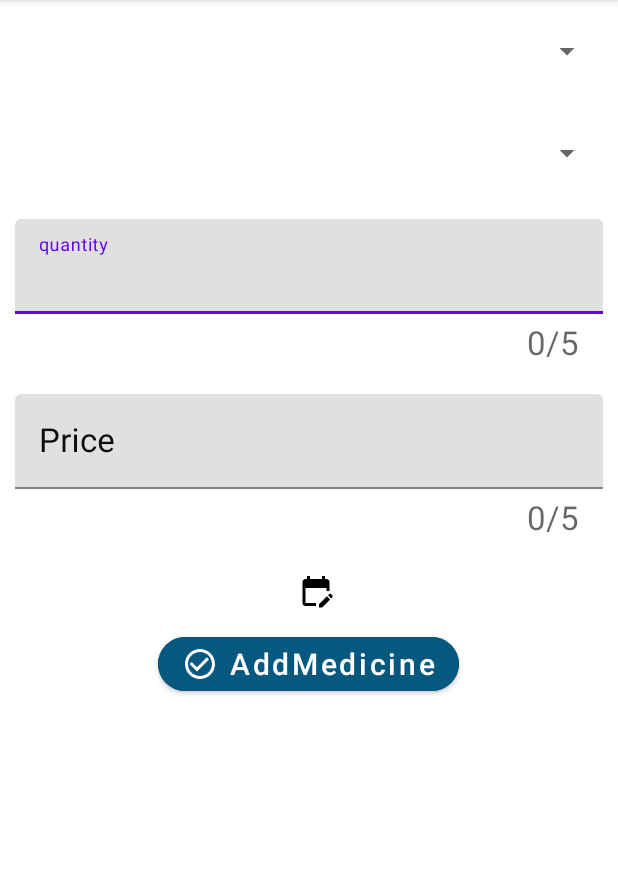
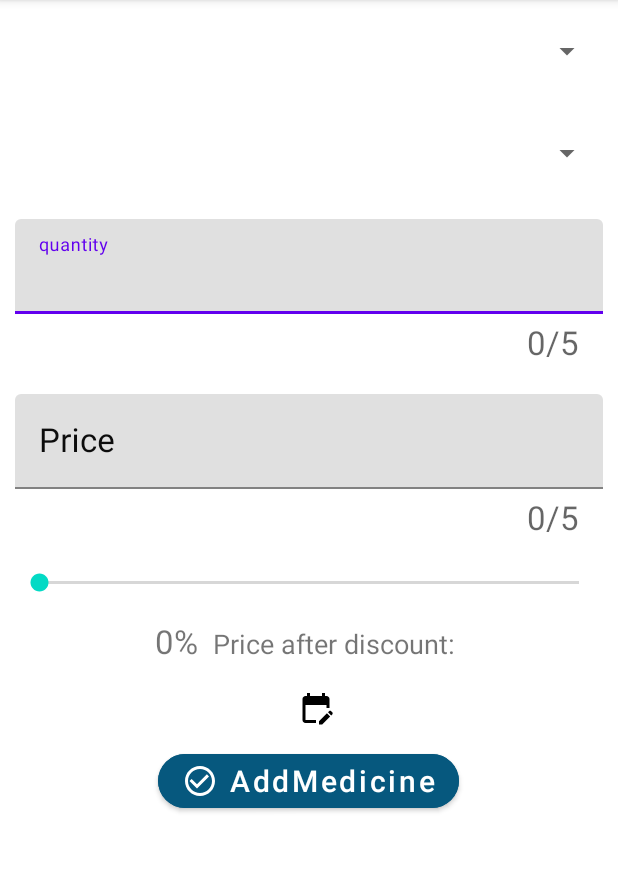
Before and after one commit to ziad-ezzat/PharmaShare, an Android app: the fragment AddFragment shown on its own in the app's theme, on a phone screen of 412 x 824 dp, the part 84-956 px from its top. Run offline under Robolectric (Android 15) with nearby library versions, the phone set to English and light mode, and no system bars; our stand-ins replace Firebase (no records; nobody signed in at launch, a user with empty details on screens opened directly).

Commit message:
add discount fiture

```diff
--- a/app/src/main/java/com/example/pharmashare/app/fragments/AddFragment.kt
+++ b/app/src/main/java/com/example/pharmashare/app/fragments/AddFragment.kt
@@ -5,11 +5,7 @@ import android.os.Bundle
 import android.view.LayoutInflater
 import android.view.View
 import android.view.ViewGroup
-import android.widget.ArrayAdapter
-import android.widget.Button
-import android.widget.Spinner
-import android.widget.TextView
-import android.widget.Toast
+import android.widget.*
 import androidx.fragment.app.Fragment
 import com.example.pharmashare.R
 import com.example.pharmashare.database.objects.SharedMedicine
@@ -29,6 +25,9 @@ class AddFragment : Fragment() {
     private lateinit var priceEditText: TextInputEditText
     private lateinit var calendarTextView: TextView
     private lateinit var addMedicineButton: Button
+    private lateinit var discountSeekBar: SeekBar
+    private lateinit var selectedDiscountTextView: TextView
+    private lateinit var priceAfterDiscount: TextView
 
     private val sharedMedicineRepository = SharedMedicineRepository
 
@@ -44,6 +43,9 @@ class AddFragment : Fragment() {
         priceEditText = rootView.findViewById(R.id.fragment_price)
         calendarTextView = rootView.findViewById(R.id.fragment_calendar)
         addMedicineButton = rootView.findViewById(R.id.add_medicine)
+        discountSeekBar = rootView.findViewById(R.id.fragment_discount_seekbar)
+        selectedDiscountTextView = rootView.findViewById(R.id.fragment_selected_discount)
+        priceAfterDiscount = rootView.findViewById(R.id.fragment_price_after_discount)
 
         // Initialize spinners with data
         initMedicineSpinner()
@@ -58,6 +60,24 @@ class AddFragment : Fragment() {
         calendarTextView.setOnClickListener {
             showDatePicker()
         }
+
+        // Set up seek bar listener
+        discountSeekBar.setOnSeekBarChangeListener(object : SeekBar.OnSeekBarChangeListener {
+            override fun onProgressChanged(seekBar: SeekBar?, discount: Int, fromUser: Boolean) {
+                selectedDiscountTextView.text = "$discount%"
+                val price = priceEditText.text.toString().toDoubleOrNull() ?: 0.0
+                val priceAfterDiscountValue = price - (price * (discount.toDouble() / 100))
+                priceAfterDiscount.text = priceAfterDiscountValue.toString()
+            }
+
+            override fun onStartTrackingTouch(seekBar: SeekBar?) {
+                // Do nothing
+            }
+
+            override fun onStopTrackingTouch(seekBar: SeekBar?) {
+                // Do nothing
+            }
+        })
 
         return rootView
     }
@@ -87,6 +107,12 @@ class AddFragment : Fragment() {
         val quantity = quantityEditText.text.toString()
         val price = priceEditText.text.toString()
         val userId = UserRepository.getCurrentUserId()
+        val discount = discountSeekBar.progress
+        var priceAfterDiscount = priceAfterDiscount.text.toString()
+        if(discount == 0)
+        {
+            priceAfterDiscount = price
+        }
 
         if (selectedMedicine.isNullOrEmpty() || selectedPharmacy.isNullOrEmpty()) {
             Toast.makeText(requireContext(), "Please select a medicine and a pharmacy", Toast.LENGTH_SHORT).show()
@@ -101,6 +127,8 @@ class AddFragment : Fragment() {
             quantity = quantity.toIntOrNull() ?: 0,
             price = price.toDoubleOrNull() ?: 0.0,
             expiredDate = calendarTextView.text.toString(),
+            discount = discount,
+            priceAfterDiscount = priceAfterDiscount.toDoubleOrNull() ?: 0.0
         )
 
         sharedMedicineRepository.insertSharedMedicine(sharedMedicine) { isSuccess ->
--- a/app/src/main/java/com/example/pharmashare/database/firebase/repos/SharedMedicineRepository.kt
+++ b/app/src/main/java/com/example/pharmashare/database/firebase/repos/SharedMedicineRepository.kt
@@ -11,7 +11,7 @@ object SharedMedicineRepository {
     // fun insert shared medicine into the database auto generated id (sharedMedicineId)
     fun insertSharedMedicine(sharedMedicine: SharedMedicine, callback: (Boolean) -> Unit) {
         val sharedMedicineId = usersRef.push().key ?: ""
-        val newSharedMedicine = SharedMedicine(sharedMedicineId, sharedMedicine.userId, sharedMedicine.pharmacyName, sharedMedicine.medicineName, sharedMedicine.quantity, sharedMedicine.expiredDate, sharedMedicine.price)
+        val newSharedMedicine = SharedMedicine(sharedMedicineId, sharedMedicine.userId, sharedMedicine.pharmacyName, sharedMedicine.medicineName, sharedMedicine.quantity, sharedMedicine.expiredDate, sharedMedicine.price, sharedMedicine.discount, sharedMedicine.priceAfterDiscount)
 
         usersRef.child(sharedMedicineId).setValue(newSharedMedicine)
             .addOnCompleteListener { createSharedMedicineTask ->
--- a/app/src/main/java/com/example/pharmashare/database/objects/SharedMedicine.kt
+++ b/app/src/main/java/com/example/pharmashare/database/objects/SharedMedicine.kt
@@ -8,4 +8,6 @@ data class SharedMedicine(
     var quantity: Int = 1,
     val expiredDate: String = "",
     val price: Double = 0.0,
+    val discount: Int = 0,
+    val priceAfterDiscount: Double = 0.0
 )
--- a/app/src/main/res/layout/fragment_add.xml
+++ b/app/src/main/res/layout/fragment_add.xml
@@ -15,11 +15,11 @@
         android:minHeight="48dp" />
 
     <Spinner
-    android:id="@+id/pharmacy_spinner"
-    android:layout_width="match_parent"
-    android:layout_height="wrap_content"
-    android:layout_margin="10dp"
-    android:minHeight="48dp" />
+        android:id="@+id/pharmacy_spinner"
+        android:layout_width="match_parent"
+        android:layout_height="wrap_content"
+        android:layout_margin="10dp"
+        android:minHeight="48dp" />
 
     <com.google.android.material.textfield.TextInputLayout
         android:layout_width="match_parent"
@@ -62,6 +62,39 @@
             android:textSize="22sp" />
     </com.google.android.material.textfield.TextInputLayout>
 
+    <!-- SeekBar for discount input -->
+    <SeekBar
+        android:id="@+id/fragment_discount_seekbar"
+        android:layout_width="match_parent"
+        android:layout_height="wrap_content"
+        android:layout_margin="10dp"
+        android:max="100"
+        android:progress="0" />
+
+    <!-- TextView to display the selected discount -->
+    <LinearLayout
+        android:layout_width="wrap_content"
+        android:layout_height="wrap_content"
+        android:layout_gravity="center"
+        android:layout_margin="5dp"
+        android:orientation="horizontal">
+
+        <TextView
+            android:id="@+id/fragment_selected_discount"
+            android:layout_width="wrap_content"
+            android:layout_height="wrap_content"
+            android:text="0%"
+            android:textSize="22sp" />
+
+        <TextView
+            android:id="@+id/fragment_price_after_discount"
+            android:layout_width="wrap_content"
+            android:layout_height="wrap_content"
+            android:layout_marginStart="10dp"
+            android:text="Price after discount: "
+            android:textSize="18sp" />
+    </LinearLayout>
+
     <TextView
         android:id="@+id/fragment_calendar"
         android:layout_width="wrap_content"
@@ -84,4 +117,5 @@
         android:textSize="20sp"
         app:cornerRadius="25dp"
         app:icon="@drawable/baseline_check_circle_outline_24" />
+
 </LinearLayout>
```
Also changed, not shown: app/src/main/java/com/example/pharmashare/app/adptars/HomeAdapter.kt (+6 -1 lines), app/src/main/res/layout/home_card.xml (+43 -3 lines).
